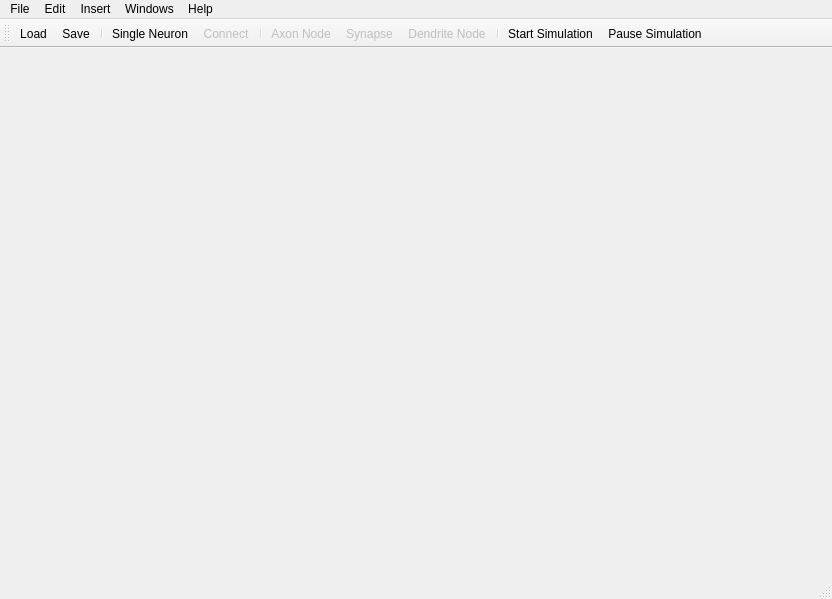
Above: NeuroEdit/mainwindow.ui from lucksus/neuro_edit before the change. Below: the same form after it.
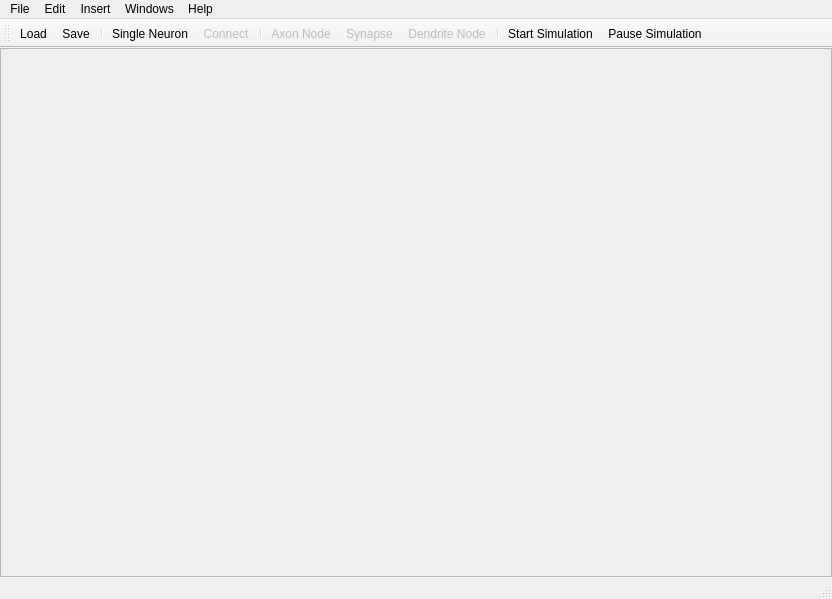
That is the form after the change. Icons and pictures are not drawn.

```diff
--- a/NeuroEdit/mainwindow.ui
+++ b/NeuroEdit/mainwindow.ui
@@ -13,7 +13,23 @@
   <property name="windowTitle">
    <string>neuro_edit</string>
   </property>
-  <widget class="QWidget" name="centralWidget"/>
+  <widget class="QWidget" name="centralWidget">
+   <layout class="QHBoxLayout" name="horizontalLayout">
+    <property name="margin">
+     <number>0</number>
+    </property>
+    <item>
+     <widget class="QFrame" name="center_frame">
+      <property name="frameShape">
+       <enum>QFrame::StyledPanel</enum>
+      </property>
+      <property name="frameShadow">
+       <enum>QFrame::Raised</enum>
+      </property>
+     </widget>
+    </item>
+   </layout>
+  </widget>
   <widget class="QMenuBar" name="menuBar">
    <property name="geometry">
     <rect>
```
Left out of the diff: 12 changed lines with no effect on the pictures.
